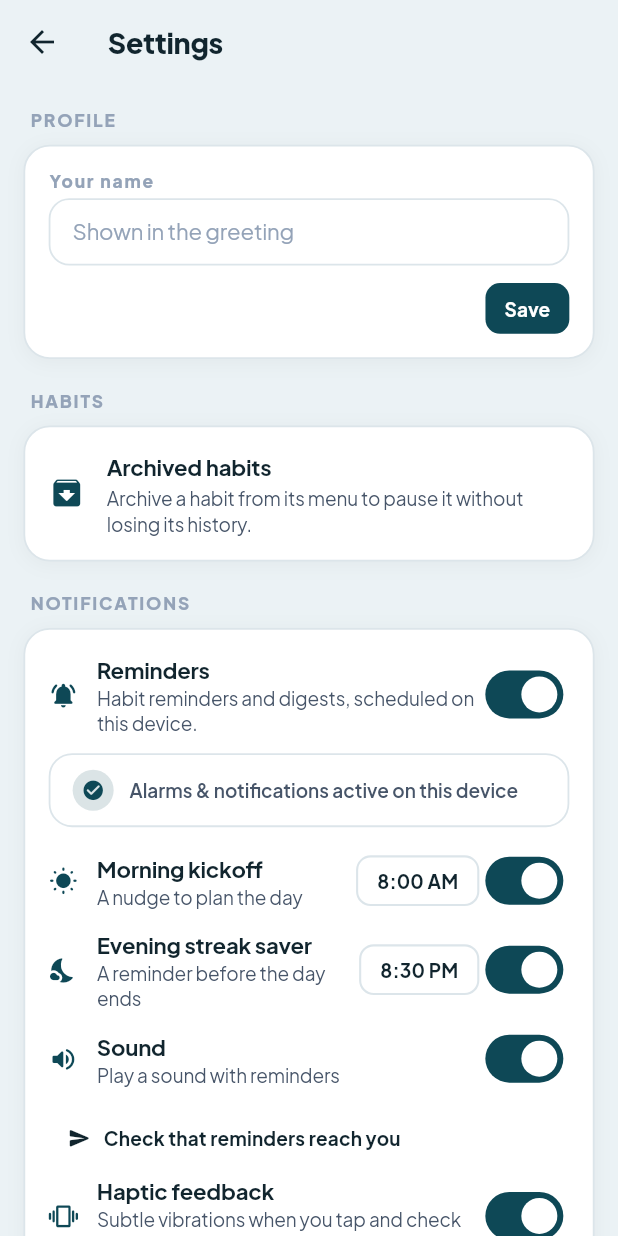
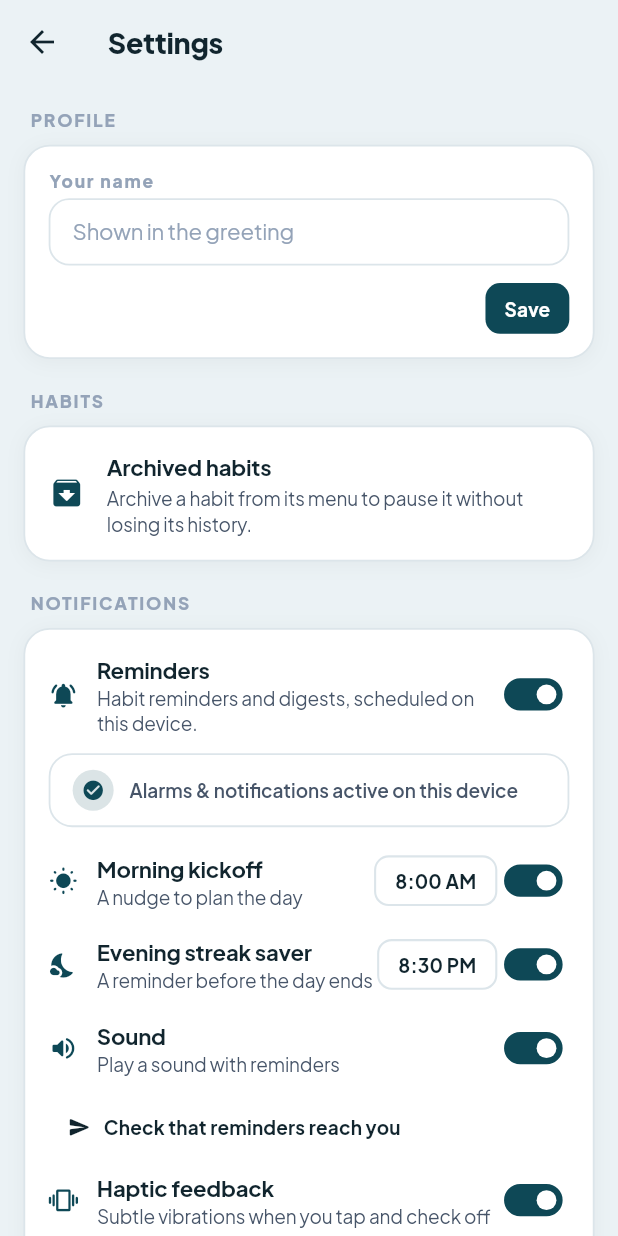
Before and after one commit to open-source-collabs/habit_tracker, a Flutter app: the SettingsScreen screen opened by its route, on a phone screen of 412 x 824 dp. Run offline on Flutter 3.47's test engine with Material 3 defaults, Android fonts, the phone set to English and light mode, and no system bars; our stand-ins replace flutter_local_notifications, flutter_native_splash, flutter_riverpod, flutter_screenutil, flutter_timezone, google_sign_in and 5 more; missing offline and left inert: icloud_storage, widgets_kit; accounts and stored records are empty.

Commit message:
feat: add AppSwitch design-system toggle and adopt it across the app
- Add AppSwitch to lib/core/widgets and export it from widgets.dart
- Replace raw switches in reminder section and notification settings card
- Document AppSwitch in AGENTS.md and cover it in widget tests

Co-Authored-By: Claude Opus 5.5 <noreply@anthropic.com>

```diff
--- /dev/null
+++ b/lib/core/widgets/app_switch.dart
@@ -0,0 +1,111 @@
+import 'package:flutter/material.dart';
+import 'package:flutter_screenutil/flutter_screenutil.dart';
+
+import '../theme/app_colors.dart';
+import '../theme/app_dimensions.dart';
+import '../theme/app_theme.dart';
+import '../utils/haptics.dart';
+
+/// Compact pill toggle used for every on/off setting in the app.
+///
+/// Draws a slim 40×22 track (vs. the 52×32 Material switch) while keeping a
+/// full [AppSizes.minTapTarget] hit area for accessibility.
+class AppSwitch extends StatelessWidget {
+  final bool value;
+  final ValueChanged<bool>? onChanged;
+
+  /// Track color when on. Defaults to the theme primary accent.
+  final Color? activeColor;
+
+  /// Screen-reader label; pair it with the row title.
+  final String? semanticLabel;
+
+  const AppSwitch({
+    super.key,
+    required this.value,
+    required this.onChanged,
+    this.activeColor,
+    this.semanticLabel,
+  });
+
+  static const _duration = Duration(milliseconds: 200);
+
+  @override
+  Widget build(BuildContext context) {
+    final enabled = onChanged != null;
+    final accent = activeColor ?? context.primaryAccent;
+    final trackWidth = 40.r;
+    final trackHeight = 22.r;
+    final inset = 3.r;
+    final thumbSize = trackHeight - inset * 2;
+
+    final offTrack = context.isDarkMode
+        ? context.surfaceElevatedColor
+        : context.cardBorderColor;
+
+    final track = AnimatedContainer(
+      duration: _duration,
+      curve: Curves.easeOutCubic,
+      width: trackWidth,
+      height: trackHeight,
+      padding: EdgeInsets.all(inset),
+      decoration: BoxDecoration(
+        color: value ? accent : offTrack,
+        borderRadius: BorderRadius.circular(AppRadius.pill),
+        border: Border.all(
+          color: value ? accent : context.cardBorderColor,
+          width: AppSizes.borderWidth,
+        ),
+      ),
+      child: AnimatedAlign(
+        duration: _duration,
+        curve: Curves.easeOutCubic,
+        alignment: value ? Alignment.centerRight : Alignment.centerLeft,
+        child: Container(
+          width: thumbSize - AppSizes.borderWidth * 2,
+          height: thumbSize - AppSizes.borderWidth * 2,
+          decoration: BoxDecoration(
+            shape: BoxShape.circle,
+            color: value || !context.isDarkMode
+                ? AppColors.white
+                : context.textSecondaryColor,
+            boxShadow: [
+              BoxShadow(
+                color: context.shadowColor,
+                blurRadius: 3,
+                offset: const Offset(0, 1),
+              ),
+            ],
+          ),
+        ),
+      ),
+    );
+
+    return Semantics(
+      container: true,
+      label: semanticLabel,
+      toggled: value,
+      enabled: enabled,
+      child: GestureDetector(
+        behavior: HitTestBehavior.opaque,
+        onTap: enabled
+            ? () {
+                AppHaptics.selectionClick();
+                onChanged!(!value);
+              }
+            : null,
+        child: SizedBox(
+          width: AppSizes.minTapTarget,
+          height: AppSizes.minTapTarget,
+          child: Center(
+            child: AnimatedOpacity(
+              duration: _duration,
+              opacity: enabled ? 1 : 0.45,
+              child: track,
+            ),
+          ),
+        ),
+      ),
+    );
+  }
+}
--- a/lib/core/widgets/widgets.dart
+++ b/lib/core/widgets/widgets.dart
@@ -5,4 +5,5 @@ export 'app_card.dart';
 export 'app_dialog.dart';
 export 'app_dropdown.dart';
 export 'app_floating_nav_bar.dart';
+export 'app_switch.dart';
 export 'app_text_field.dart';
--- a/lib/features/habits/presentation/widgets/habit_creator/habit_creator_reminder_section.dart
+++ b/lib/features/habits/presentation/widgets/habit_creator/habit_creator_reminder_section.dart
@@ -7,6 +7,7 @@ import '../../../../../core/theme/app_colors.dart';
 import '../../../../../core/theme/app_dimensions.dart';
 import '../../../../../core/theme/app_theme.dart';
 import '../../../../../core/utils/haptics.dart';
+import '../../../../../core/widgets/widgets.dart';
 import '../../../data/models/habit_model.dart';
 import '../../providers/habit_creator_form_provider.dart';
 import 'habit_creator_accent.dart';
@@ -70,11 +71,11 @@ class HabitCreatorReminderSection extends ConsumerWidget {
                   ),
                 ],
               ),
-              Switch.adaptive(
+              AppSwitch(
                 value: formState.reminderEnabled,
-                activeTrackColor: activeColor,
+                activeColor: activeColor,
+                semanticLabel: 'Reminder Alarm',
                 onChanged: (val) {
-                  AppHaptics.selectionClick();
                   formNotifier.setReminderEnabled(val);
                   // Ask at the moment it matters, not on first launch.
                   if (val) {
--- a/lib/features/notifications/presentation/widgets/notification_settings_card.dart
+++ b/lib/features/notifications/presentation/widgets/notification_settings_card.dart
@@ -4,7 +4,6 @@ import 'package:flutter_screenutil/flutter_screenutil.dart';
 
 import '../../../../core/theme/app_dimensions.dart';
 import '../../../../core/theme/app_theme.dart';
-import '../../../../core/utils/haptics.dart';
 import '../../../../core/widgets/widgets.dart';
 import '../providers/notification_provider.dart';
 import 'notification_permission_banner.dart';
@@ -162,16 +161,10 @@ class _SwitchRow extends StatelessWidget {
             size: AppButtonSize.sm,
             onPressed: () => _pickTime(context),
           ),
-        Semantics(
-          label: title,
-          child: Switch.adaptive(
-            value: value,
-            activeTrackColor: context.primaryAccent,
-            onChanged: (enabled) {
-              AppHaptics.selectionClick();
-              onChanged(enabled);
-            },
-          ),
+        AppSwitch(
+          value: value,
+          semanticLabel: title,
+          onChanged: onChanged,
         ),
       ],
     );
```
Also changed, not shown: 3 other files.
